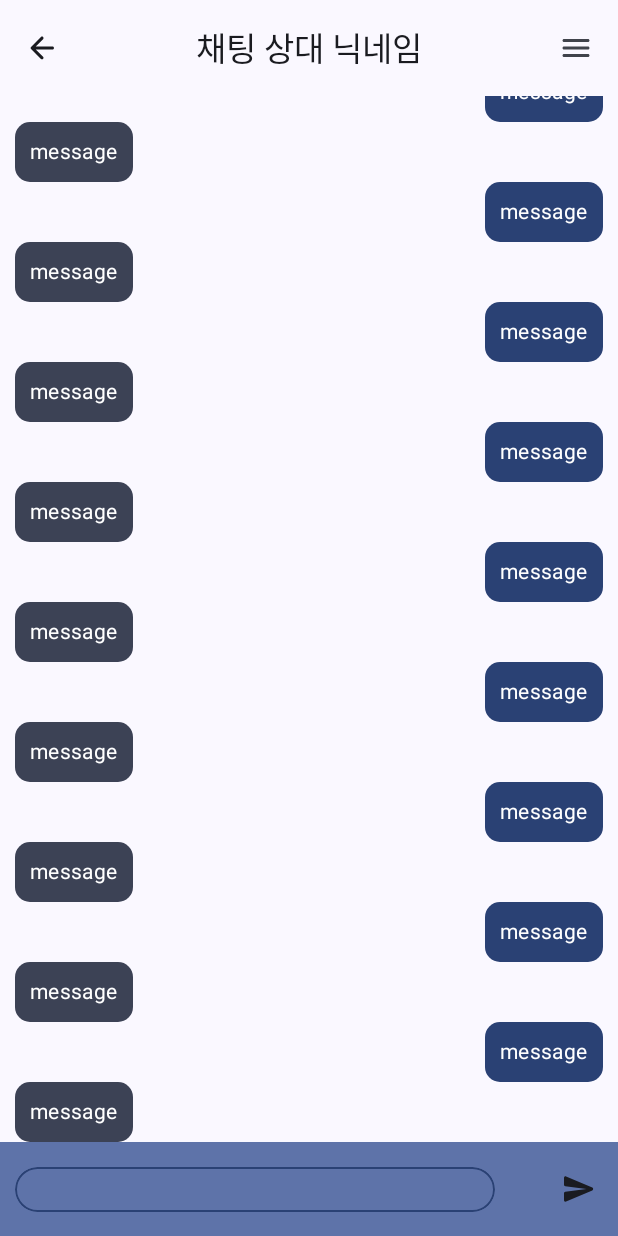
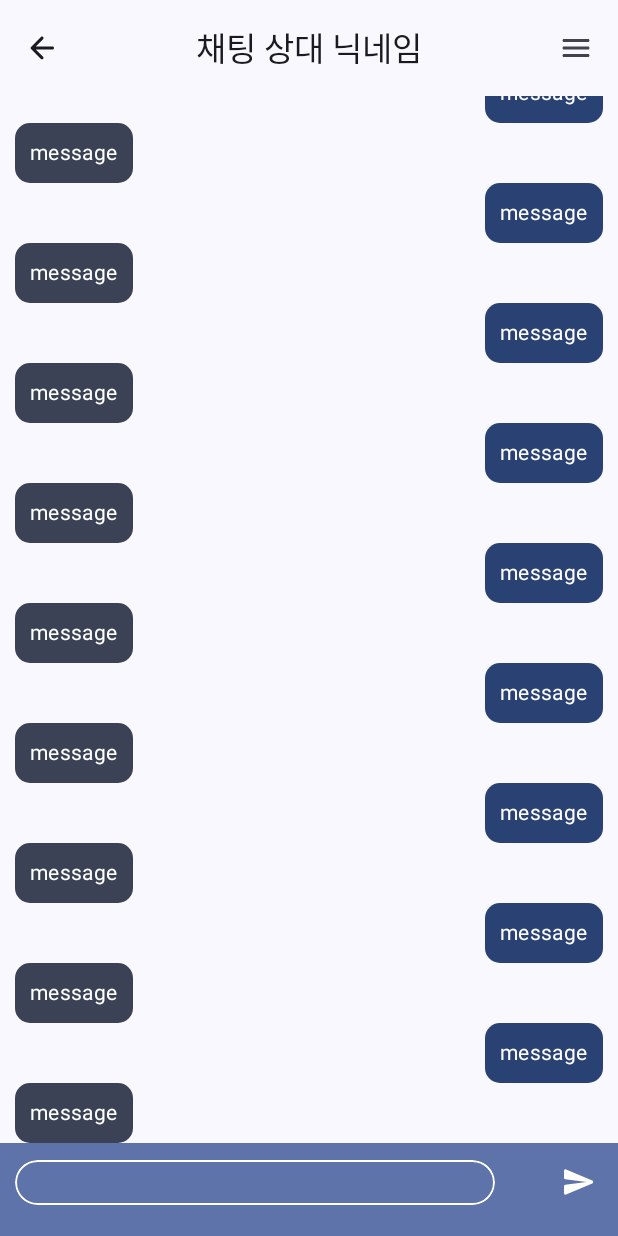
Before and after one commit to i-meant-to-be/CAU-MobileAppDev-Draw, an Android app built with Jetpack Compose: the chat screen opened through its navigation route, on a phone screen of 412 x 824 dp. Run offline under Robolectric (Android 15) with nearby library versions, the phone set to English and light mode, and no system bars; our stand-ins replace Dagger/Hilt's generated code.

Commit message:
033 Implementing ChatDetailView

```diff
--- a/frontend/app/src/main/java/com/imeanttobe/drawapplication/view/chat/ChatDetailView.kt
+++ b/frontend/app/src/main/java/com/imeanttobe/drawapplication/view/chat/ChatDetailView.kt
@@ -1,5 +1,6 @@
 package com.imeanttobe.drawapplication.view.chat
 
+import androidx.compose.animation.core.animateDpAsState
 import androidx.compose.foundation.BorderStroke
 import androidx.compose.foundation.ExperimentalFoundationApi
 import androidx.compose.foundation.background
@@ -17,6 +18,7 @@ import androidx.compose.foundation.layout.fillMaxWidth
 import androidx.compose.foundation.layout.height
 import androidx.compose.foundation.layout.ime
 import androidx.compose.foundation.layout.imePadding
+import androidx.compose.foundation.layout.isImeVisible
 import androidx.compose.foundation.layout.navigationBars
 import androidx.compose.foundation.layout.padding
 import androidx.compose.foundation.layout.size
@@ -34,16 +36,23 @@ import androidx.compose.material.icons.automirrored.rounded.Send
 import androidx.compose.material.icons.rounded.Menu
 import androidx.compose.material3.BottomAppBar
 import androidx.compose.material3.CenterAlignedTopAppBar
+import androidx.compose.material3.DrawerValue
 import androidx.compose.material3.ExperimentalMaterial3Api
+import androidx.compose.material3.HorizontalDivider
 import androidx.compose.material3.Icon
 import androidx.compose.material3.IconButton
 import androidx.compose.material3.MaterialTheme
+import androidx.compose.material3.ModalDrawerSheet
+import androidx.compose.material3.ModalNavigationDrawer
+import androidx.compose.material3.NavigationDrawerItem
 import androidx.compose.material3.Scaffold
 import androidx.compose.material3.SnackbarHost
 import androidx.compose.material3.SnackbarHostState
 import androidx.compose.material3.Text
+import androidx.compose.material3.rememberDrawerState
 import androidx.compose.runtime.Composable
 import androidx.compose.runtime.LaunchedEffect
+import androidx.compose.runtime.State
 import androidx.compose.runtime.derivedStateOf
 import androidx.compose.runtime.remember
 import androidx.compose.runtime.rememberCoroutineScope
@@ -73,6 +82,25 @@ fun ChatDetailView(
     viewModel: ChatDetailViewModel = hiltViewModel(),
     navigateUp: () -> Unit
 ) {
+    val drawerState = rememberDrawerState(initialValue = DrawerValue.Closed)
+    val coroutineScope = rememberCoroutineScope()
+
+    ModalNavigationDrawer(
+        drawerState = drawerState,
+        drawerContent = {
+            ModalDrawerSheet {
+                Text("Drawer title", modifier = Modifier.padding(16.dp))
+                HorizontalDivider()
+                NavigationDrawerItem(
+                    label = { Text(text = "Drawer Item") },
+                    selected = false,
+                    onClick = { /*TODO*/ }
+                )
+                // ...other drawer items
+            }
+        }
+    ) {  }
+
     Scaffold(
         modifier = modifier,
         contentWindowInsets = WindowInsets(0.dp),
@@ -91,7 +119,14 @@ fun ChatDetailView(
         ) {
             ChatDetailViewTopBar(
                 opponentNickname = viewModel.opponentNickname.value,
-                navigateUp = navigateUp
+                navigateUp = navigateUp,
+                setDrawerState = {
+                    coroutineScope.launch {
+                        drawerState.apply {
+                            if (isClosed) open() else close()
+                        }
+                    }
+                }
             )
 
             ChatDetailViewBody(
@@ -100,42 +135,6 @@ fun ChatDetailView(
             )
         }
     }
-
-    /*
-    Scaffold(
-        modifier = modifier,
-        snackbarHost = { SnackbarHost(hostState = snackbarHostState) },
-        topBar = {
-            ChatDetailViewTopBar(
-                opponentNickname = viewModel.opponentNickname.value,
-                navigateUp = navigateUp
-            )
-        },
-        bottomBar = {
-            ChatDetailViewBottomBar(
-                text = viewModel.message.value,
-                onValueChange = viewModel::setMessage,
-                onSendClick = viewModel::send
-            )
-        }
-    ) { innerPadding ->
-        ChatDetailViewBody(
-            modifier = Modifier
-                .padding(innerPadding)
-                .fillMaxSize(),
-            // TODO: chatItems = listOf(),
-            showSnackbar = {
-                coroutineScope.launch {
-                    snackbarHostState.showSnackbar(
-                        message = copyMessage,
-                        withDismissAction = true
-                    )
-                }
-            }
-        )
-    }
-
-     */
 }
 
 @Composable
@@ -180,7 +179,8 @@ fun ChatDetailViewBody(
 fun ChatDetailViewTopBar(
     modifier: Modifier = Modifier,
     opponentNickname: String,
-    navigateUp: () -> Unit
+    navigateUp: () -> Unit,
+    setDrawerState: () -> Unit
 ) {
     CenterAlignedTopAppBar(
         modifier = modifier,
@@ -197,7 +197,7 @@ fun ChatDetailViewTopBar(
         },
         actions = {
             IconButton(
-                onClick = {}
+                onClick = { setDrawerState() }
             ) {
                 Icon(
                     imageVector = Icons.Rounded.Menu,
@@ -247,6 +247,7 @@ fun ChatBubble(
     }
 }
 
+@ExperimentalLayoutApi
 @Composable
 fun ChatDetailViewBottomBar(
     text: String,
@@ -257,7 +258,13 @@ fun ChatDetailViewBottomBar(
         modifier = Modifier
             .fillMaxWidth()
             .background(color = MaterialTheme.colorScheme.primaryContainer)
-            .padding(vertical = 15.dp, horizontal = 10.dp)
+            .padding(
+                bottom = animateDpAsState(
+                    targetValue = if (WindowInsets.isImeVisible) 0.dp else 10.dp,
+                    label = "ChatDetailViewBottomBarImePadding"
+                ).value
+            )
+            .padding(10.dp)
             .imePadding(),
         verticalAlignment = Alignment.CenterVertically,
         horizontalArrangement = Arrangement.SpaceBetween
@@ -270,30 +277,6 @@ fun ChatDetailViewBottomBar(
             onSendClick = onSendClick
         )
     }
-    /*
-    BottomAppBar(
-        modifier = Modifier
-            .fillMaxWidth()
-            .imePadding(),
-    ) {
-        Row(
-            modifier = Modifier
-                .fillMaxSize()
-                .padding(5.dp),
-            verticalAlignment = Alignment.CenterVertically,
-            horizontalArrangement = Arrangement.SpaceBetween
-        ) {
-            ChatTextField(
-                text = text,
-                onValueChange = onValueChange
-            )
-            ChatSendButton(
-                onSendClick = onSendClick
-            )
-        }
-    }
-
-     */
 }
 
 @Composable
@@ -302,19 +285,19 @@ fun ChatTextField(
     onValueChange: (String) -> Unit
 ) {
     BasicTextField(
-        textStyle = MaterialTheme.typography.bodyLarge.copy(color = MaterialTheme.colorScheme.onBackground),
+        textStyle = MaterialTheme.typography.bodyLarge.copy(color = MaterialTheme.colorScheme.onPrimaryContainer),
         value = text,
         onValueChange = onValueChange,
         singleLine = true,
         maxLines = 1,
-        cursorBrush = SolidColor(MaterialTheme.colorScheme.primary),
+        cursorBrush = SolidColor(MaterialTheme.colorScheme.onPrimaryContainer),
         decorationBox = @Composable { innerTextField ->
             Box(
                 modifier = Modifier
                     .size(width = 320.dp, height = 30.dp)
                     .clip(RoundedCornerShape(100.dp))
                     .border(
-                        border = BorderStroke(1.dp, MaterialTheme.colorScheme.primary),
+                        border = BorderStroke(1.dp, MaterialTheme.colorScheme.onPrimaryContainer),
                         shape = RoundedCornerShape(100.dp)
                     )
                     .padding(vertical = 5.dp, horizontal = 10.dp),
@@ -336,7 +319,8 @@ fun ChatSendButton(
     ) {
         Icon(
             imageVector = Icons.AutoMirrored.Rounded.Send,
-            contentDescription = null
+            contentDescription = null,
+            tint = MaterialTheme.colorScheme.onPrimaryContainer
         )
     }
 }
```
